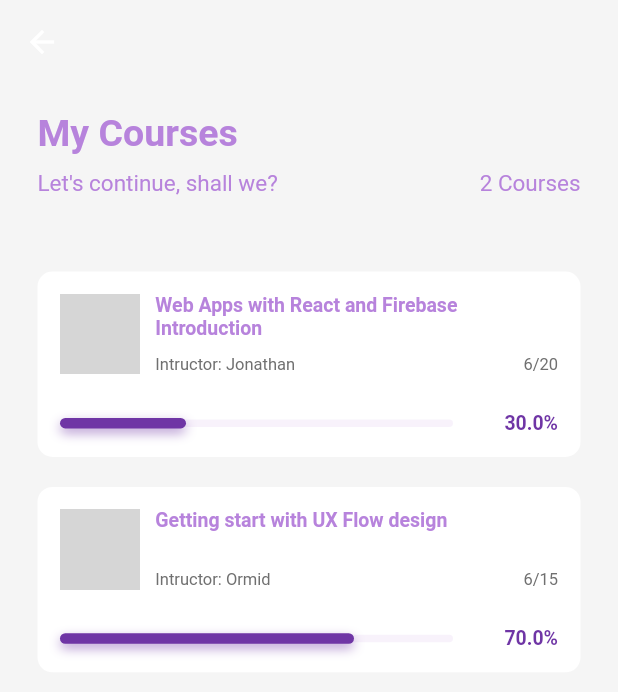
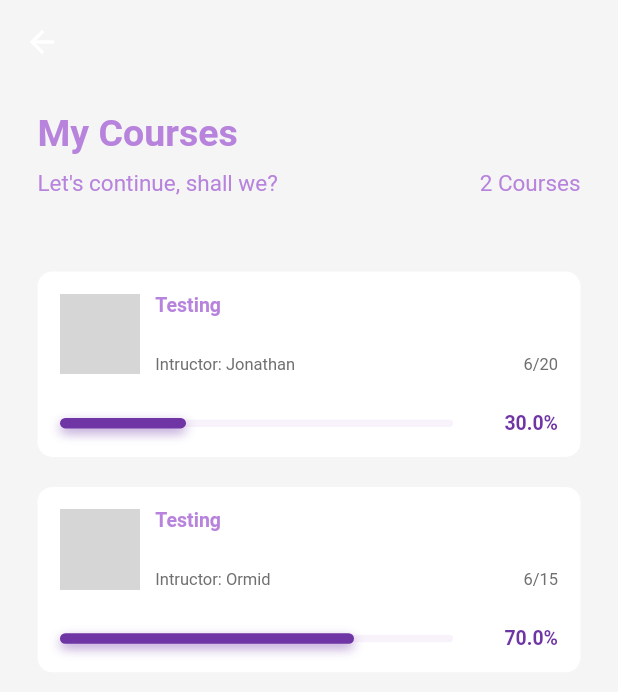
Before and after one commit to NAME-NikhilPatil/Educational_App, a Flutter app: the MyCoursesPage screen opened directly, on a phone screen of 412 x 824 dp. Shown: the top 692 px of the screen. Run offline on Flutter 3.47's test engine with Material 2 defaults, Android fonts, the phone set to English and light mode, and no system bars; our stand-ins replace expandable, flutter_svg, pinput; network calls fail; grey boxes are pictures that could not be loaded.

Commit message:
UI changes

```diff
--- a/lib/datas/category_list_json.dart
+++ b/lib/datas/category_list_json.dart
@@ -4,21 +4,21 @@ const Code = {
       'image':
           'https://images.unsplash.com/photo-1575089976121-8ed7b2a54265?ixid=MnwxMjA3fDB8MHxwaG90by1wYWdlfHx8fGVufDB8fHx8&ixlib=rb-1.2.1&auto=format&fit=crop&w=987&q=80',
       'video': '20',
-      'title': 'Web Apps with React and Firebase Introduction',
+      'title': 'Testing',
       'user_profile':
           'https://images.unsplash.com/photo-1601582589907-f92af5ed9db8?ixlib=rb-1.2.1&ixid=MnwxMjA3fDB8MHxwaG90by1wYWdlfHx8fGVufDB8fHx8&auto=format&fit=crop&w=1064&q=80',
       'user_name': 'Jonathan',
-      'price': '30.00',
+      'price': 'Free',
     },
     {
       'image':
           'https://images.unsplash.com/photo-1618788372246-79faff0c3742?ixlib=rb-1.2.1&ixid=MnwxMjA3fDB8MHxwaG90by1wYWdlfHx8fGVufDB8fHx8&auto=format&fit=crop&w=927&q=80',
       'video': '15',
-      'title': 'Getting start with UX Flow design',
+      'title': 'Testing',
       'user_profile':
           'https://images.unsplash.com/photo-1558507652-2d9626c4e67a?ixid=MnwxMjA3fDB8MHxwaG90by1wYWdlfHx8fGVufDB8fHx8&ixlib=rb-1.2.1&auto=format&fit=crop&w=987&q=80',
       'user_name': 'Ormid',
-      'price': '22.00',
+      'price': 'Free',
     },
   ],
   'popular_topic': [
--- a/lib/datas/courses_json.dart
+++ b/lib/datas/courses_json.dart
@@ -3,27 +3,27 @@ const List CoursesJson = [
     'image':
         'https://images.unsplash.com/photo-1575089976121-8ed7b2a54265?ixid=MnwxMjA3fDB8MHxwaG90by1wYWdlfHx8fGVufDB8fHx8&ixlib=rb-1.2.1&auto=format&fit=crop&w=987&q=80',
     'video': '20',
-    'title': 'Web Apps with React and Firebase Introduction',
+    'title': 'Testing',
     'user_profile':
         'https://images.unsplash.com/photo-1601582589907-f92af5ed9db8?ixlib=rb-1.2.1&ixid=MnwxMjA3fDB8MHxwaG90by1wYWdlfHx8fGVufDB8fHx8&auto=format&fit=crop&w=1064&q=80',
-    'user_name': 'Jonathan',
+    'user_name': 'Nikhil',
     'price': '30.00',
   },
   {
     'image':
         'https://images.unsplash.com/photo-1618788372246-79faff0c3742?ixlib=rb-1.2.1&ixid=MnwxMjA3fDB8MHxwaG90by1wYWdlfHx8fGVufDB8fHx8&auto=format&fit=crop&w=927&q=80',
     'video': '15',
-    'title': 'Getting start with UX Flow design',
+    'title': 'Testing',
     'user_profile':
         'https://images.unsplash.com/photo-1558507652-2d9626c4e67a?ixid=MnwxMjA3fDB8MHxwaG90by1wYWdlfHx8fGVufDB8fHx8&ixlib=rb-1.2.1&auto=format&fit=crop&w=987&q=80',
-    'user_name': 'Ormid',
+    'user_name': 'Nikhil',
     'price': '22.00',
   },
   {
     'image':
         'https://images.unsplash.com/photo-1581287053822-fd7bf4f4bfec?ixid=MnwxMjA3fDB8MHxwaG90by1wYWdlfHx8fGVufDB8fHx8&ixlib=rb-1.2.1&auto=format&fit=crop&w=2101&q=80',
     'video': '25',
-    'title': 'Mobile Application Design User Interface',
+    'title': 'Testing',
     'user_profile':
         'https://images.unsplash.com/photo-1525134479668-1bee5c7c6845?ixid=MnwxMjA3fDB8MHxwaG90by1wYWdlfHx8fGVufDB8fHx8&ixlib=rb-1.2.1&auto=format&fit=crop&w=987&q=80',
     'user_name': 'Faruque',
@@ -33,7 +33,7 @@ const List CoursesJson = [
     'image':
         'https://images.unsplash.com/photo-1498050108023-c5249f4df085?ixid=MnwxMjA3fDB8MHxwaG90by1wYWdlfHx8fGVufDB8fHx8&ixlib=rb-1.2.1&auto=format&fit=crop&w=2072&q=80',
     'video': '50',
-    'title': 'Master class of Data Structure & Algorithms',
+    'title': 'Testing',
     'user_profile':
         'https://images.unsplash.com/photo-1572631382901-cf1a0a6087cb?ixid=MnwxMjA3fDB8MHxwaG90by1wYWdlfHx8fGVufDB8fHx8&ixlib=rb-1.2.1&auto=format&fit=crop&w=982&q=80',
     'user_name': 'Wassim',
@@ -43,7 +43,7 @@ const List CoursesJson = [
     'image':
         'https://images.unsplash.com/photo-1460925895917-afdab827c52f?ixid=MnwxMjA3fDB8MHxwaG90by1wYWdlfHx8fGVufDB8fHx8&ixlib=rb-1.2.1&auto=format&fit=crop&w=2015&q=80',
     'video': '30',
-    'title': 'Introduction into Finance and Accounting',
+    'title': 'Testing',
     'user_profile':
         'https://images.unsplash.com/photo-1517530094915-500495b15ade?ixid=MnwxMjA3fDB8MHxwaG90by1wYWdlfHx8fGVufDB8fHx8&ixlib=rb-1.2.1&auto=format&fit=crop&w=987&q=80',
     'user_name': 'Lucas',
@@ -53,7 +53,7 @@ const List CoursesJson = [
     'image':
         'https://images.unsplash.com/photo-1626785774573-4b799315345d?ixlib=rb-1.2.1&ixid=MnwxMjA3fDB8MHxwaG90by1wYWdlfHx8fGVufDB8fHx8&auto=format&fit=crop&w=2071&q=80',
     'video': '20',
-    'title': 'Introduction into the World of Creativity',
+    'title': 'Testing',
     'user_profile':
         'https://images.unsplash.com/photo-1531369201-4f7be267b1de?ixid=MnwxMjA3fDB8MHxwaG90by1wYWdlfHx8fGVufDB8fHx8&ixlib=rb-1.2.1&auto=format&fit=crop&w=987&q=80',
     'user_name': 'Oliver',
@@ -63,7 +63,7 @@ const List CoursesJson = [
     'image':
         'https://images.unsplash.com/photo-1558655146-9f40138edfeb?ixid=MnwxMjA3fDB8MHxwaG90by1wYWdlfHx8fGVufDB8fHx8&ixlib=rb-1.2.1&auto=format&fit=crop&w=1064&q=80',
     'video': '40',
-    'title': 'Where should I begin on UI/UX?',
+    'title': 'Testing',
     'user_profile':
         'https://images.unsplash.com/photo-1629747490241-624f07d70e1e?ixid=MnwxMjA3fDB8MHxwaG90by1wYWdlfHx8fGVufDB8fHx8&ixlib=rb-1.2.1&auto=format&fit=crop&w=1035&q=80',
     'user_name': 'Paul',
@@ -76,7 +76,7 @@ const List MyCoursesJson = [
     'image':
         'https://images.unsplash.com/photo-1575089976121-8ed7b2a54265?ixid=MnwxMjA3fDB8MHxwaG90by1wYWdlfHx8fGVufDB8fHx8&ixlib=rb-1.2.1&auto=format&fit=crop&w=987&q=80',
     'video': '20',
-    'title': 'Web Apps with React and Firebase Introduction',
+    'title': 'Testing',
     'user_profile':
         'https://images.unsplash.com/photo-1601582589907-f92af5ed9db8?ixlib=rb-1.2.1&ixid=MnwxMjA3fDB8MHxwaG90by1wYWdlfHx8fGVufDB8fHx8&auto=format&fit=crop&w=1064&q=80',
     'user_name': 'Jonathan',
@@ -87,7 +87,7 @@ const List MyCoursesJson = [
     'image':
         'https://images.unsplash.com/photo-1618788372246-79faff0c3742?ixlib=rb-1.2.1&ixid=MnwxMjA3fDB8MHxwaG90by1wYWdlfHx8fGVufDB8fHx8&auto=format&fit=crop&w=927&q=80',
     'video': '15',
-    'title': 'Getting start with UX Flow design',
+    'title': 'Testing',
     'user_profile':
         'https://images.unsplash.com/photo-1558507652-2d9626c4e67a?ixid=MnwxMjA3fDB8MHxwaG90by1wYWdlfHx8fGVufDB8fHx8&ixlib=rb-1.2.1&auto=format&fit=crop&w=987&q=80',
     'user_name': 'Ormid',
```
Also changed, not shown: lib/datas/category_json.dart (+9 -9 lines).
